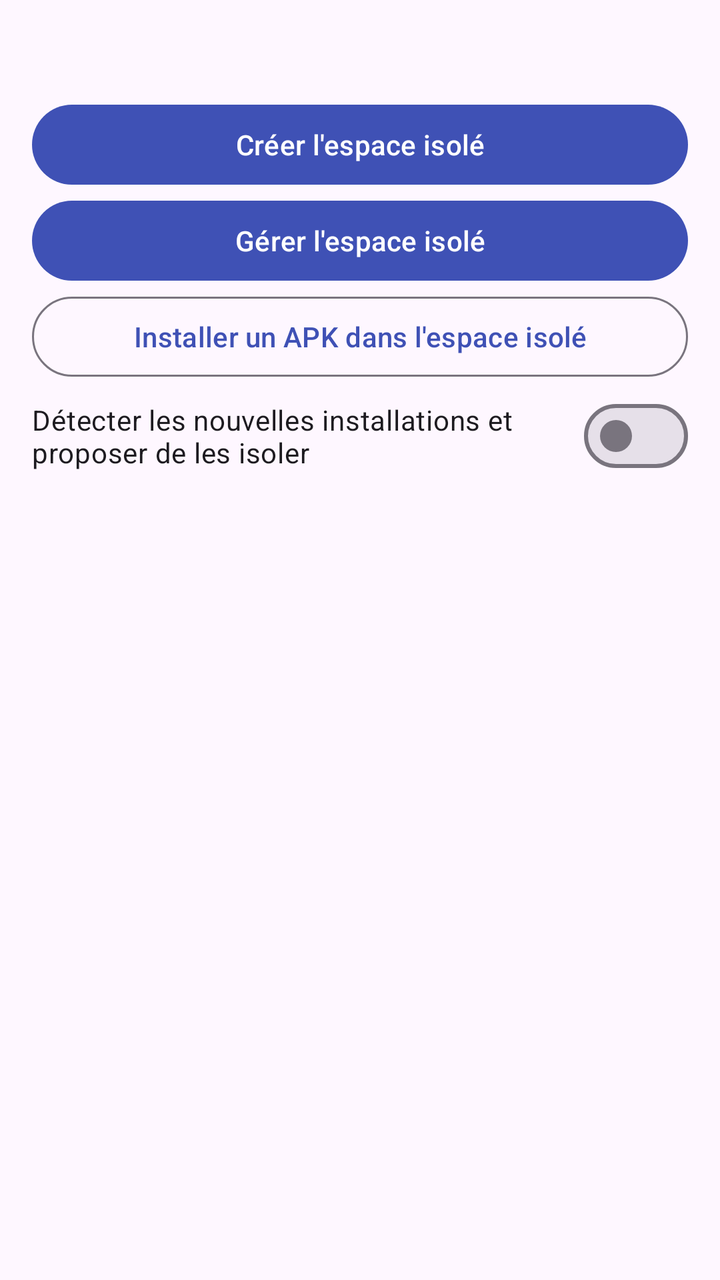
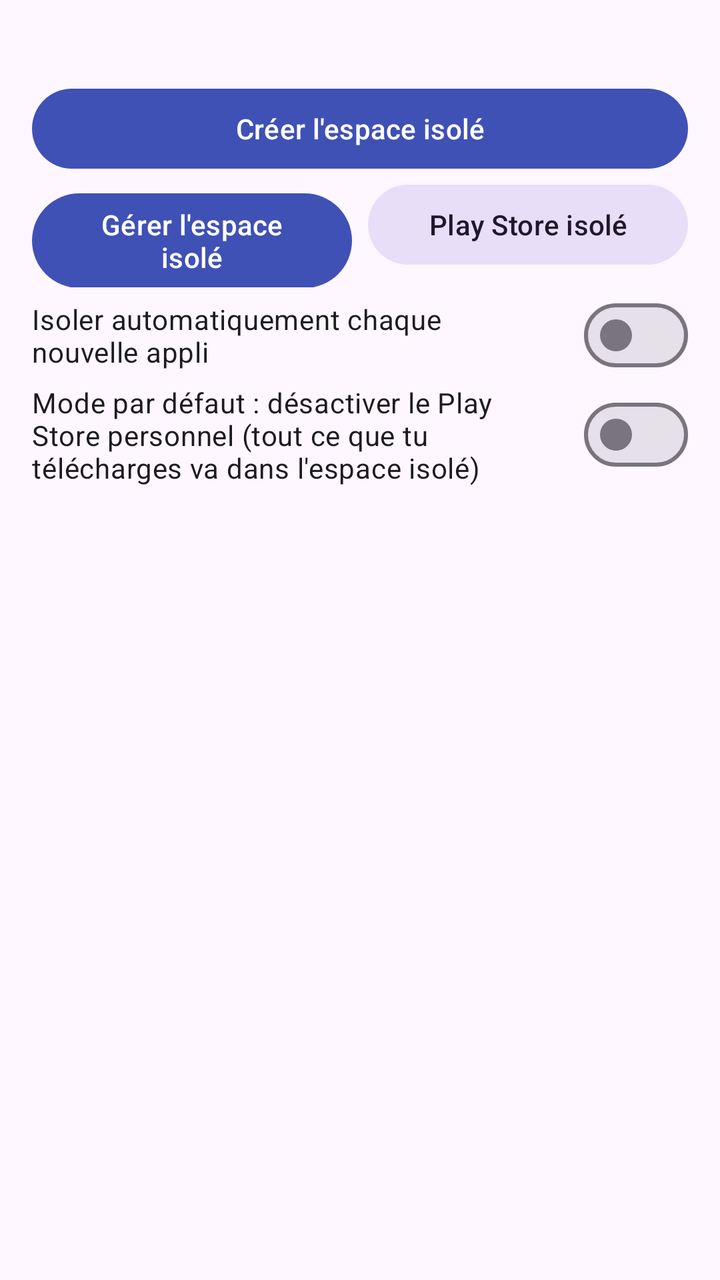

Screens rendered from an Android XML layout before and after an edit, with the pre-edit source and the edit as a unified diff.
<!-- AndroidManifest.xml: application theme Theme.Isolateur -->
<!-- res/layout/activity_main.xml -->
<?xml version="1.0" encoding="utf-8"?>
<LinearLayout xmlns:android="http://schemas.android.com/apk/res/android"
    android:layout_width="match_parent"
    android:layout_height="match_parent"
    android:orientation="vertical"
    android:padding="16dp">

    <TextView
        android:id="@+id/status"
        android:layout_width="match_parent"
        android:layout_height="wrap_content"
        android:textSize="15sp"
        android:paddingBottom="12dp" />

    <com.google.android.material.button.MaterialButton
        android:id="@+id/btnCreate"
        android:layout_width="match_parent"
        android:layout_height="wrap_content"
        android:text="@string/create_space" />

    <com.google.android.material.button.MaterialButton
        android:id="@+id/btnManage"
        android:layout_width="match_parent"
        android:layout_height="wrap_content"
        android:text="@string/open_manager" />

    <com.google.android.material.button.MaterialButton
        android:id="@+id/btnInstallApk"
        style="@style/Widget.Material3.Button.OutlinedButton"
        android:layout_width="match_parent"
        android:layout_height="wrap_content"
        android:text="@string/install_apk" />

    <com.google.android.material.materialswitch.MaterialSwitch
        android:id="@+id/swMonitor"
        android:layout_width="match_parent"
        android:layout_height="wrap_content"
        android:paddingVertical="8dp"
        android:text="@string/monitor" />

    <androidx.recyclerview.widget.RecyclerView
        android:id="@+id/list"
        android:layout_width="match_parent"
        android:layout_height="0dp"
        android:layout_weight="1" />
</LinearLayout>
<!-- resources referenced by this layout -->
<resources>
  <string name="create_space">Créer l\'espace isolé</string>
  <string name="install_apk">Installer un APK dans l\'espace isolé</string>
  <string name="monitor">Détecter les nouvelles installations et proposer de les isoler</string>
  <string name="open_manager">Gérer l\'espace isolé</string>
  <style name="Theme.Isolateur" parent="Theme.Material3.DayNight">
          <item name="colorPrimary">#3F51B5</item>
      </style>
</resources>

<!-- the commit's change to res/layout/activity_main.xml (unified diff, before → after) -->
@@ -2,41 +2,86 @@
 <LinearLayout xmlns:android="http://schemas.android.com/apk/res/android"
     android:layout_width="match_parent"
     android:layout_height="match_parent"
-    android:orientation="vertical"
-    android:padding="16dp">
+    android:orientation="vertical">
 
-    <TextView
-        android:id="@+id/status"
+    <LinearLayout
+        android:id="@+id/header"
         android:layout_width="match_parent"
         android:layout_height="wrap_content"
-        android:textSize="15sp"
-        android:paddingBottom="12dp" />
+        android:orientation="vertical"
+        android:paddingHorizontal="16dp"
+        android:paddingTop="12dp">
 
-    <com.google.android.material.button.MaterialButton
-        android:id="@+id/btnCreate"
-        android:layout_width="match_parent"
-        android:layout_height="wrap_content"
-        android:text="@string/create_space" />
+        <TextView
+            android:id="@+id/status"
+            android:layout_width="match_parent"
+            android:layout_height="wrap_content"
+            android:paddingBottom="8dp"
+            android:textSize="15sp" />
 
-    <com.google.android.material.button.MaterialButton
-        android:id="@+id/btnManage"
-        android:layout_width="match_parent"
-        android:layout_height="wrap_content"
-        android:text="@string/open_manager" />
+        <com.google.android.material.button.MaterialButton
+            android:id="@+id/btnCreate"
+            android:layout_width="match_parent"
+            android:layout_height="wrap_content"
+            android:text="@string/create_space" />
 
-    <com.google.android.material.button.MaterialButton
-        android:id="@+id/btnInstallApk"
-        style="@style/Widget.Material3.Button.OutlinedButton"
-        android:layout_width="match_parent"
-        android:layout_height="wrap_content"
-        android:text="@string/install_apk" />
+        <LinearLayout
+            android:id="@+id/rowButtons"
+            android:layout_width="match_parent"
+            android:layout_height="wrap_content"
+            android:orientation="horizontal">
 
-    <com.google.android.material.materialswitch.MaterialSwitch
-        android:id="@+id/swMonitor"
-        android:layout_width="match_parent"
-        android:layout_height="wrap_content"
-        android:paddingVertical="8dp"
-        android:text="@string/monitor" />
+            <com.google.android.material.button.MaterialButton
+                android:id="@+id/btnManage"
+                android:layout_width="0dp"
+                android:layout_height="wrap_content"
+                android:layout_marginEnd="4dp"
+                android:layout_weight="1"
+                android:text="@string/open_manager" />
+
+            <com.google.android.material.button.MaterialButton
+                android:id="@+id/btnStore"
+                style="@style/Widget.Material3.Button.TonalButton"
+                android:layout_width="0dp"
+                android:layout_height="wrap_content"
+                android:layout_marginStart="4dp"
+                android:layout_weight="1"
+                android:text="Play Store isolé" />
+        </LinearLayout>
+
+        <com.google.android.material.materialswitch.MaterialSwitch
+            android:id="@+id/swAuto"
+            android:layout_width="match_parent"
+            android:layout_height="wrap_content"
+            android:text="@string/auto_move" />
+
+        <com.google.android.material.materialswitch.MaterialSwitch
+            android:id="@+id/swDefault"
+            android:layout_width="match_parent"
+            android:layout_height="wrap_content"
+            android:text="@string/default_mode" />
+
+        <LinearLayout
+            android:layout_width="match_parent"
+            android:layout_height="wrap_content"
+            android:gravity="center_vertical"
+            android:orientation="horizontal"
+            android:paddingVertical="4dp">
+
+            <TextView
+                android:id="@+id/shizukuStatus"
+                android:layout_width="0dp"
+                android:layout_height="wrap_content"
+                android:layout_weight="1"
+                android:textSize="12sp" />
+
+            <com.google.android.material.button.MaterialButton
+                android:id="@+id/btnShizuku"
+                style="@style/Widget.Material3.Button.TextButton"
+                android:layout_width="wrap_content"
+                android:layout_height="wrap_content" />
+        </LinearLayout>
+    </LinearLayout>
 
     <androidx.recyclerview.widget.RecyclerView
         android:id="@+id/list"
<!-- resource entries referenced after the edit -->
@@ -1,8 +1,8 @@
 <!-- resources referenced by this layout -->
 <resources>
+  <string name="auto_move">Isoler automatiquement chaque nouvelle appli</string>
   <string name="create_space">Créer l\'espace isolé</string>
-  <string name="install_apk">Installer un APK dans l\'espace isolé</string>
-  <string name="monitor">Détecter les nouvelles installations et proposer de les isoler</string>
+  <string name="default_mode">Mode par défaut : désactiver le Play Store personnel (tout ce que tu télécharges va dans l\'espace isolé)</string>
   <string name="open_manager">Gérer l\'espace isolé</string>
   <style name="Theme.Isolateur" parent="Theme.Material3.DayNight">
           <item name="colorPrimary">#3F51B5</item>
